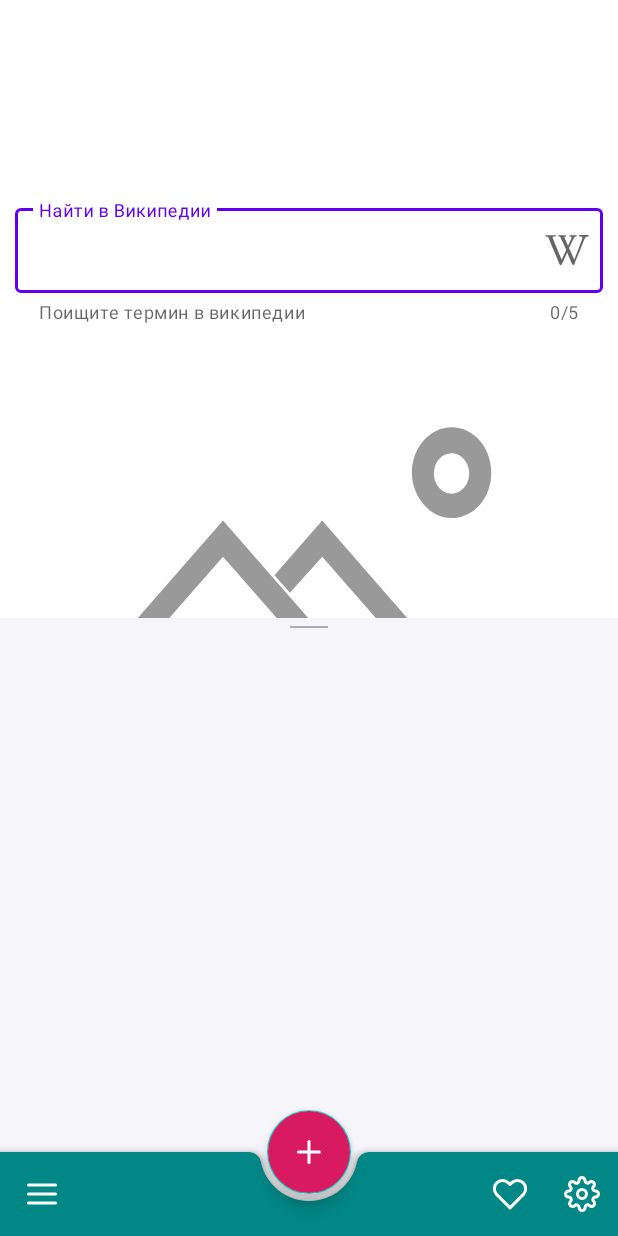
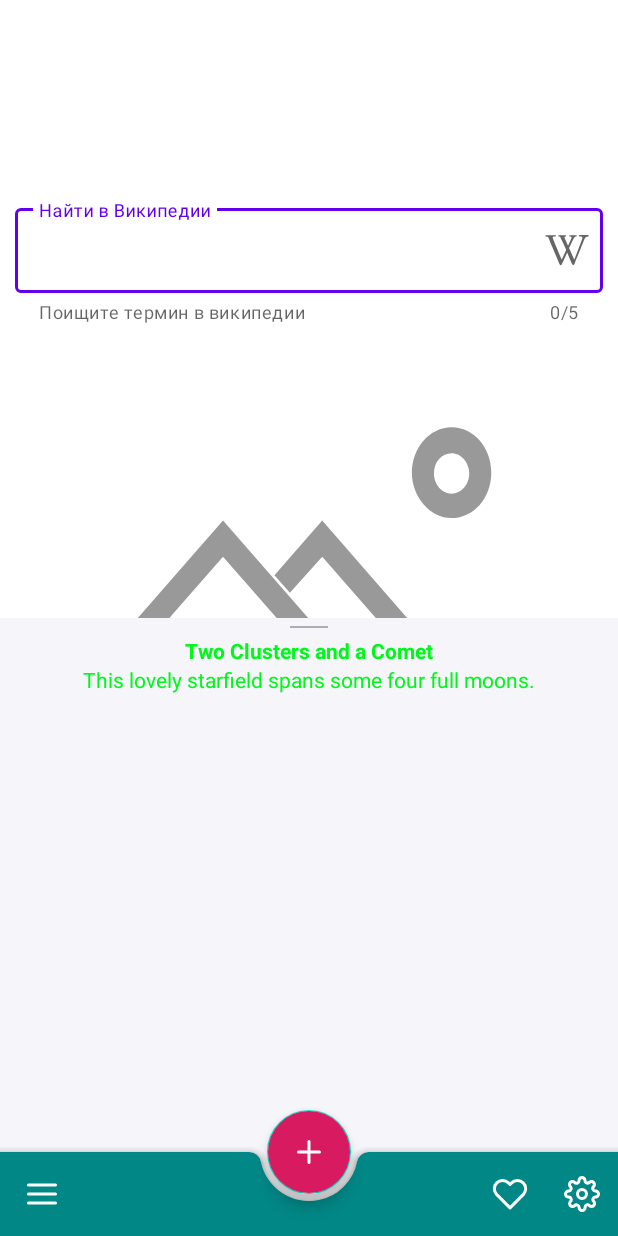
Before and after one commit to makhortius/MaterialDesign, an Android app: the screen it shows after launch (MainActivity), on a phone screen of 412 x 824 dp. Run offline under Robolectric (Android 15) with nearby library versions, the phone set to English and light mode, and no system bars; pictures from the network do not load.

Commit message:
урок 2 Разобрались в разнице между android:theme и style

```diff
--- a/app/src/main/java/com/gb/material_1507_1544_3_1/view/MainActivity.kt
+++ b/app/src/main/java/com/gb/material_1507_1544_3_1/view/MainActivity.kt
@@ -8,6 +8,7 @@ import com.gb.material_1507_1555_3_1.R
 class MainActivity : AppCompatActivity() {
     override fun onCreate(savedInstanceState: Bundle?) {
         super.onCreate(savedInstanceState)
+        // TODO FULL SCREEN
         setContentView(R.layout.activity_main)
         if(savedInstanceState==null){
             supportFragmentManager.beginTransaction().replace(R.id.container,PictureOfTheDayFragment.newInstance()).commit()
--- a/app/src/main/res/layout/bottom_sheet_layout.xml
+++ b/app/src/main/res/layout/bottom_sheet_layout.xml
@@ -7,6 +7,7 @@
     android:layout_height="match_parent"
     android:background="#f6f6fa"
     app:behavior_hideable="true"
+    android:theme="@style/CustomStyle"
     app:behavior_peekHeight="50dp"
     app:layout_behavior="com.google.android.material.bottomsheet.BottomSheetBehavior">
 
@@ -23,16 +24,16 @@
     <TextView
         android:id="@+id/bottom_sheet_description_header"
         android:layout_width="wrap_content"
+
         android:layout_height="wrap_content"
         android:layout_marginTop="5dp"
         android:paddingStart="10dp"
         android:paddingEnd="10dp"
-        android:textColor="#000"
+        android:text="Two Clusters and a Comet"
         android:textStyle="bold"
         app:layout_constraintEnd_toEndOf="parent"
         app:layout_constraintStart_toStartOf="parent"
-        app:layout_constraintTop_toBottomOf="@+id/bottom_sheet_line"
-        tools:text="Two Clusters and a Comet" />
+        app:layout_constraintTop_toBottomOf="@+id/bottom_sheet_line" />
 
     <TextView
         android:id="@+id/bottom_sheet_description"
@@ -40,8 +41,8 @@
         android:layout_height="wrap_content"
         android:paddingStart="10dp"
         android:paddingEnd="10dp"
+        android:text="This lovely starfield spans some four full moons."
         app:layout_constraintEnd_toEndOf="parent"
         app:layout_constraintStart_toStartOf="parent"
-        app:layout_constraintTop_toBottomOf="@+id/bottom_sheet_description_header"
-        tools:text="This lovely starfield spans some four full moons." />
+        app:layout_constraintTop_toBottomOf="@+id/bottom_sheet_description_header" />
 </androidx.constraintlayout.widget.ConstraintLayout>
--- a/app/src/main/res/values/themes.xml
+++ b/app/src/main/res/values/themes.xml
@@ -1,8 +1,6 @@
 <resources xmlns:tools="http://schemas.android.com/tools">
     <!-- Base application theme. -->
     <style name="Theme.Material_1507_1555_3_1" parent="Theme.MaterialComponents.DayNight.NoActionBar">
-
-
 
 
         <!-- Primary brand color. -->
@@ -18,7 +16,9 @@
         <!-- Customize your theme here. -->
     </style>
 
-    <style name="CustomStyle" parent="Widget.MaterialComponents.Chip.Entry">
-        <item name="chipIconVisible">false</item>
+    <style name="CustomStyle">
+        <item name="android:textColor">#01F71A</item>
     </style>
+
+
 </resources>
```
